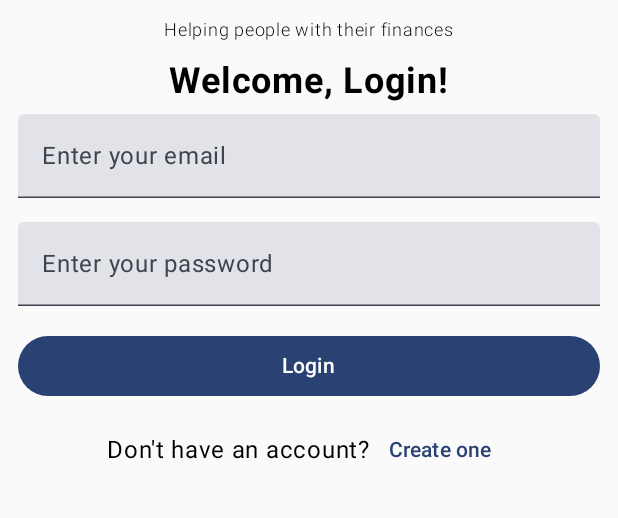
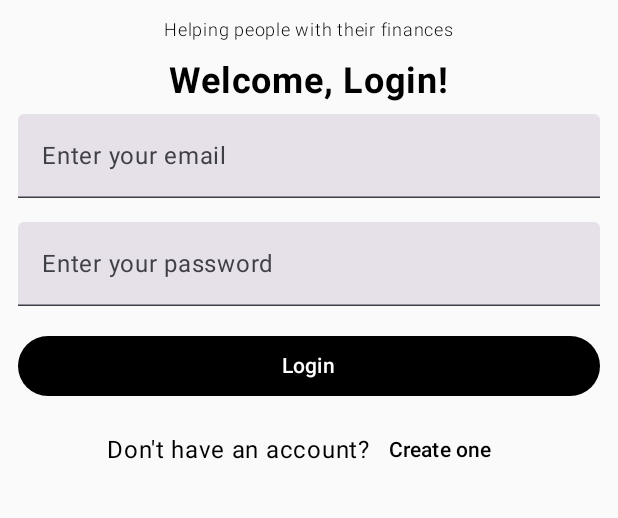
Before and after one commit to MaggPerez/Bloom, an Android app built with Jetpack Compose: the screen it shows after launch (MainActivity), after a tap on "Login", on a phone screen of 412 x 824 dp, the part 462-980 px from its top. Run offline under Robolectric (Android 15) with nearby library versions, the phone set to English and light mode, and no system bars.

Commit message:
added shadcn theme and coloring

```diff
--- a/app/src/main/java/com/example/bloom/ui/theme/Color.kt
+++ b/app/src/main/java/com/example/bloom/ui/theme/Color.kt
@@ -2,10 +2,21 @@ package com.example.bloom.ui.theme
 
 import androidx.compose.ui.graphics.Color
 
-val Purple80 = Color(0xFFD0BCFF)
-val PurpleGrey80 = Color(0xFFCCC2DC)
-val Pink80 = Color(0xFFEFB8C8)
+// shadcn-inspired monochrome color palette
 
-val Purple40 = Color(0xFF6650a4)
-val PurpleGrey40 = Color(0xFF625b71)
-val Pink40 = Color(0xFF7D5260)
+// Grayscale shades (Zinc scale)
+val Gray50 = Color(0xFFFAFAFA)
+val Gray100 = Color(0xFFF4F4F5)
+val Gray200 = Color(0xFFE4E4E7)
+val Gray300 = Color(0xFFD4D4D8)
+val Gray400 = Color(0xFFA1A1AA)
+val Gray500 = Color(0xFF71717A)
+val Gray600 = Color(0xFF52525B)
+val Gray700 = Color(0xFF3F3F46)
+val Gray800 = Color(0xFF27272A)
+val Gray900 = Color(0xFF18181B)
+val Gray950 = Color(0xFF09090B)
+
+// Pure Black & White
+val White = Color(0xFFFFFFFF)
+val Black = Color(0xFF000000)
--- a/app/src/main/java/com/example/bloom/ui/theme/Theme.kt
+++ b/app/src/main/java/com/example/bloom/ui/theme/Theme.kt
@@ -1,54 +1,101 @@
 package com.example.bloom.ui.theme
 
-import android.app.Activity
-import android.os.Build
 import androidx.compose.foundation.isSystemInDarkTheme
 import androidx.compose.material3.MaterialTheme
 import androidx.compose.material3.darkColorScheme
-import androidx.compose.material3.dynamicDarkColorScheme
-import androidx.compose.material3.dynamicLightColorScheme
 import androidx.compose.material3.lightColorScheme
 import androidx.compose.runtime.Composable
-import androidx.compose.ui.platform.LocalContext
 
+// shadcn-inspired dark color scheme
 private val DarkColorScheme = darkColorScheme(
-    primary = Purple80,
-    secondary = PurpleGrey80,
-    tertiary = Pink80
+    primary = White,
+    onPrimary = Black,
+    primaryContainer = Gray800,
+    onPrimaryContainer = Gray50,
+
+    secondary = Gray400,
+    onSecondary = Black,
+    secondaryContainer = Gray800,
+    onSecondaryContainer = Gray100,
+
+    tertiary = Gray300,
+    onTertiary = Black,
+    tertiaryContainer = Gray700,
+    onTertiaryContainer = Gray100,
+
+    background = Black,
+    onBackground = White,
+
+    surface = Gray950,
+    onSurface = White,
+    surfaceVariant = Gray900,
+    onSurfaceVariant = Gray300,
+
+    surfaceTint = Gray400,
+
+    error = Gray300,
+    onError = Black,
+    errorContainer = Gray800,
+    onErrorContainer = Gray100,
+
+    outline = Gray800,
+    outlineVariant = Gray900,
+
+    scrim = Black,
+
+    inverseSurface = White,
+    inverseOnSurface = Black,
+    inversePrimary = Gray900
 )
 
+// shadcn-inspired light color scheme
 private val LightColorScheme = lightColorScheme(
-    primary = Purple40,
-    secondary = PurpleGrey40,
-    tertiary = Pink40
+    primary = Black,
+    onPrimary = White,
+    primaryContainer = Gray100,
+    onPrimaryContainer = Gray900,
 
-    /* Other default colors to override
-    background = Color(0xFFFFFBFE),
-    surface = Color(0xFFFFFBFE),
-    onPrimary = Color.White,
-    onSecondary = Color.White,
-    onTertiary = Color.White,
-    onBackground = Color(0xFF1C1B1F),
-    onSurface = Color(0xFF1C1B1F),
-    */
+    secondary = Gray600,
+    onSecondary = White,
+    secondaryContainer = Gray100,
+    onSecondaryContainer = Gray900,
+
+    tertiary = Gray700,
+    onTertiary = White,
+    tertiaryContainer = Gray200,
+    onTertiaryContainer = Gray900,
+
+    background = White,
+    onBackground = Black,
+
+    surface = Gray50,
+    onSurface = Black,
+    surfaceVariant = Gray100,
+    onSurfaceVariant = Gray700,
+
+    surfaceTint = Gray600,
+
+    error = Gray700,
+    onError = White,
+    errorContainer = Gray100,
+    onErrorContainer = Gray900,
+
+    outline = Gray200,
+    outlineVariant = Gray100,
+
+    scrim = Black,
+
+    inverseSurface = Black,
+    inverseOnSurface = White,
+    inversePrimary = Gray100
 )
 
 @Composable
 fun BloomTheme(
     darkTheme: Boolean = isSystemInDarkTheme(),
-    // Dynamic color is available on Android 12+
-    dynamicColor: Boolean = true,
     content: @Composable () -> Unit
 ) {
-    val colorScheme = when {
-        dynamicColor && Build.VERSION.SDK_INT >= Build.VERSION_CODES.S -> {
-            val context = LocalContext.current
-            if (darkTheme) dynamicDarkColorScheme(context) else dynamicLightColorScheme(context)
-        }
-
-        darkTheme -> DarkColorScheme
-        else -> LightColorScheme
-    }
+    val colorScheme = if (darkTheme) DarkColorScheme else LightColorScheme
 
     MaterialTheme(
         colorScheme = colorScheme,
```
